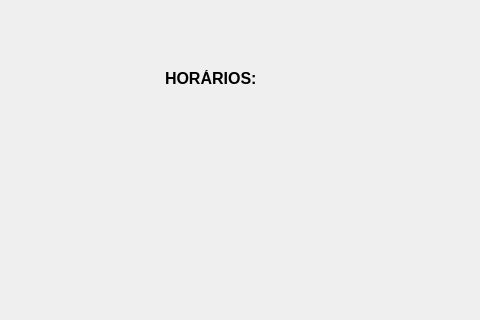
Old version of the form TELA_HORARIOS.ui in the repository Josmateussilva0110/PROJETO_POO; both pictures show x 155 to 635 and y 0 to 320 of the 800 by 600 pixel window.
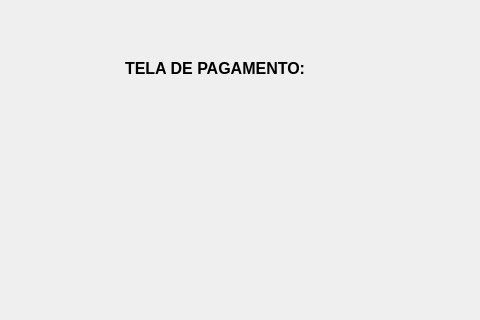
New version of the form.

```diff
--- a/TELA_HORARIOS.ui
+++ b/TELA_HORARIOS.ui
@@ -17,9 +17,9 @@
    <widget class="QLabel" name="label">
     <property name="geometry">
      <rect>
-      <x>320</x>
-      <y>70</y>
-      <width>131</width>
+      <x>280</x>
+      <y>60</y>
+      <width>231</width>
       <height>16</height>
      </rect>
     </property>
@@ -31,7 +31,7 @@
      </font>
     </property>
     <property name="text">
-     <string>HORÁRIOS:</string>
+     <string>TELA DE PAGAMENTO:</string>
     </property>
    </widget>
    <widget class="QPushButton" name="pushButton_2">
```
